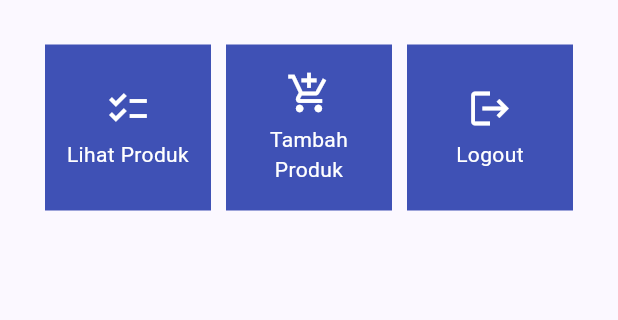
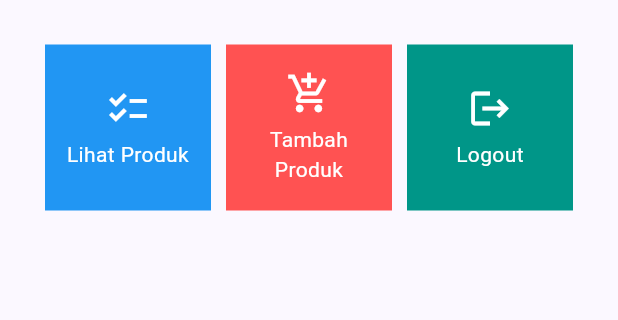
Before and after one commit to rapunzzz/rapunzz-shop-mobile, a Flutter app: the screen it shows after launch, on a phone screen of 412 x 824 dp, the part 179-499 px from its top. Run offline on Flutter 3.47's test engine with Material 2 defaults, Android fonts, the phone set to English and light mode, and no system bars.

Commit message:
add Readme + bonus

```diff
--- a/lib/menu.dart
+++ b/lib/menu.dart
@@ -3,16 +3,16 @@ import 'package:flutter/material.dart';
 class ShopItem {
   final String name;
   final IconData icon;
-
-  ShopItem(this.name, this.icon);
+  final Color color;
+  ShopItem(this.name, this.icon, this.color);
 }
 
 class MyHomePage extends StatelessWidget {
   MyHomePage({Key? key}) : super(key: key);
   final List<ShopItem> items = [
-    ShopItem("Lihat Produk", Icons.checklist),
-    ShopItem("Tambah Produk", Icons.add_shopping_cart),
-    ShopItem("Logout", Icons.logout),
+    ShopItem("Lihat Produk", Icons.checklist, Colors.blue),
+    ShopItem("Tambah Produk", Icons.add_shopping_cart, Colors.redAccent),
+    ShopItem("Logout", Icons.logout, Colors.teal),
   ];
   @override
   Widget build(BuildContext context) {
@@ -79,7 +79,7 @@ class ShopCard extends StatelessWidget {
   @override
   Widget build(BuildContext context) {
     return Material(
-      color: Colors.indigo,
+      color: item.color,
       child: InkWell(
         // Area responsive terhadap sentuhan
         onTap: () {
```
Also changed, not shown: 1 other file.
